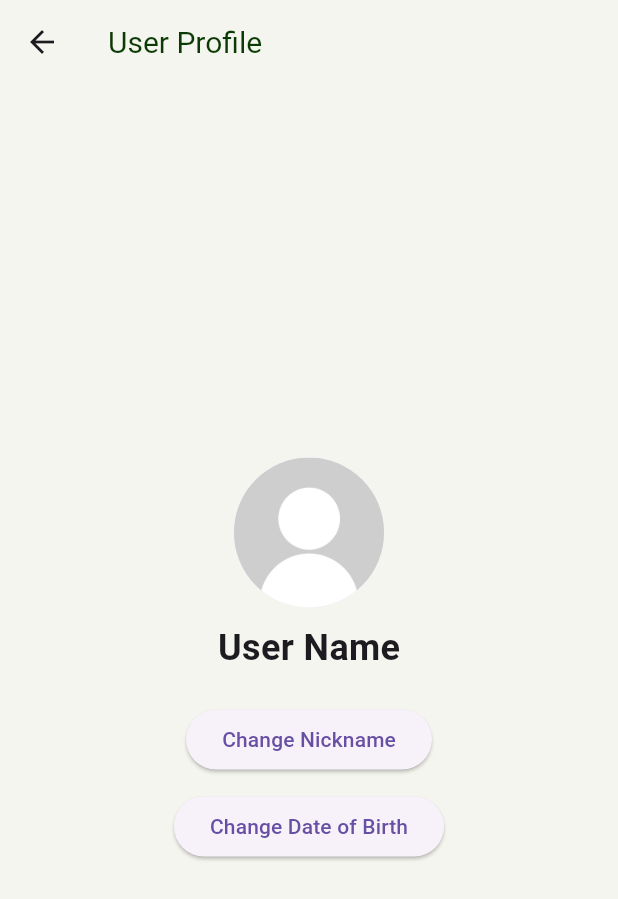
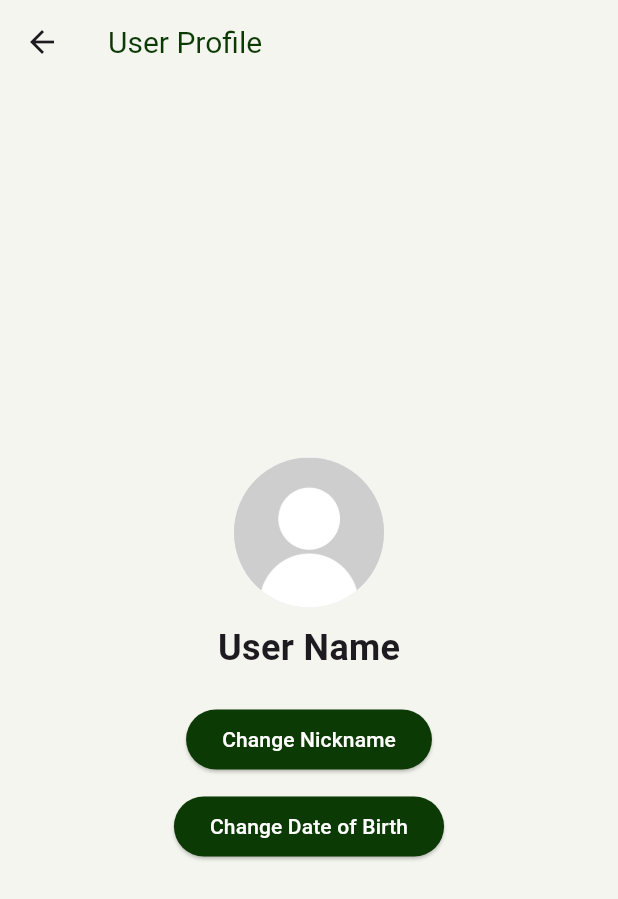
Before and after one commit to CMDF-team-project/Project, a Flutter app: the screen it shows after launch, item 2 of the bottom bar chosen, on a phone screen of 412 x 824 dp. Shown: the top 899 px of the screen. Run offline on Flutter 3.47's test engine with Material 3 defaults, Android fonts, the phone set to English and light mode, and no system bars; our stand-ins replace connectivity_plus, firebase_core, firebase_database, table_calendar; accounts and stored records are empty.

Commit message:
single design is added and a callendar is integrated

```diff
--- a/lib/screens/profile.dart
+++ b/lib/screens/profile.dart
@@ -1,4 +1,6 @@
 import 'package:flutter/material.dart';
+import 'package:table_calendar/table_calendar.dart';
+import 'package:intl/intl.dart';
 
 class ProfilePage extends StatefulWidget {
   const ProfilePage({Key? key}) : super(key: key);
@@ -45,6 +47,10 @@ class _ProfilePageState extends State<ProfilePage> {
             ],
             const SizedBox(height: 20),
             ElevatedButton(
+              style: ButtonStyle(
+                backgroundColor: MaterialStateProperty.all<Color>(Color.fromARGB(255, 11, 58, 4)),
+                foregroundColor: MaterialStateProperty.all<Color>(Colors.white),
+              ),
               onPressed: () {
                 _changeNickname(context);
               },
@@ -52,6 +58,10 @@ class _ProfilePageState extends State<ProfilePage> {
             ),
             const SizedBox(height: 10),
             ElevatedButton(
+              style: ButtonStyle(
+                backgroundColor: MaterialStateProperty.all<Color>(Color.fromARGB(255, 11, 58, 4)),
+                foregroundColor: MaterialStateProperty.all<Color>(Colors.white),
+              ),
               onPressed: () {
                 _changeDateOfBirth(context);
               },
```
